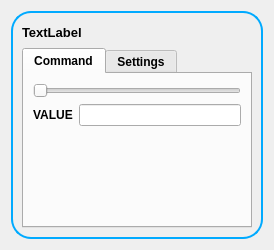
devlabnet/YASP, file sliderW.ui: the form before one commit.
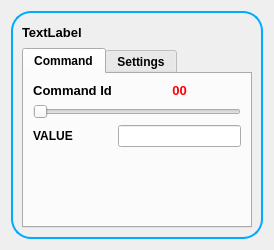
The form after the commit. The open tabs and pages were chosen to show the change. Icons and pictures are not drawn. Custom widgets are drawn as their Qt base class.

Commit message: 26/03/2019 at 18:46:46  Before change from double to int in slider widget AM boxwidget.cpp AM boxwidget.h  M dialW.ui  M dialw.cpp  M dialw.h  M sliderW.ui  M sliderw.cpp  M sliderw.h  M widgetsarealayout.cpp  M widgetsarealayout.h  M yasp.pro

```diff
--- a/sliderW.ui
+++ b/sliderW.ui
@@ -191,6 +191,43 @@
             </property>
            </widget>
           </item>
+          <item row="0" column="0">
+           <widget class="QLabel" name="label_2">
+            <property name="font">
+             <font>
+              <pointsize>10</pointsize>
+              <weight>75</weight>
+              <bold>true</bold>
+             </font>
+            </property>
+            <property name="text">
+             <string>Command Id</string>
+            </property>
+            <property name="alignment">
+             <set>Qt::AlignCenter</set>
+            </property>
+           </widget>
+          </item>
+          <item row="0" column="1">
+           <widget class="QLabel" name="label_4">
+            <property name="font">
+             <font>
+              <pointsize>10</pointsize>
+              <weight>75</weight>
+              <bold>true</bold>
+             </font>
+            </property>
+            <property name="styleSheet">
+             <string notr="true">color: rgb(255, 0, 0);</string>
+            </property>
+            <property name="text">
+             <string>00</string>
+            </property>
+            <property name="alignment">
+             <set>Qt::AlignCenter</set>
+            </property>
+           </widget>
+          </item>
          </layout>
         </widget>
         <widget class="QWidget" name="tabSettings">
@@ -303,6 +340,12 @@
    <extends>QLabel</extends>
    <header>clickablelabel.h</header>
   </customwidget>
+  <customwidget>
+   <class>boxWidget</class>
+   <extends>QWidget</extends>
+   <header location="global">boxwidget.h</header>
+   <container>1</container>
+  </customwidget>
  </customwidgets>
  <resources>
   <include location="appresources.qrc"/>
```
Left out of the diff: 10 changed lines with no effect on the pictures. The commit also changes 10 other files.
